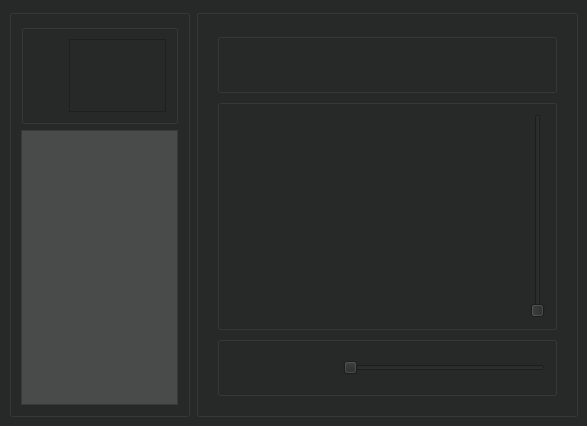
Above: mainwindow.ui from 454270186/XJCO2811_UserInterface before the change. Below: the same form after it.
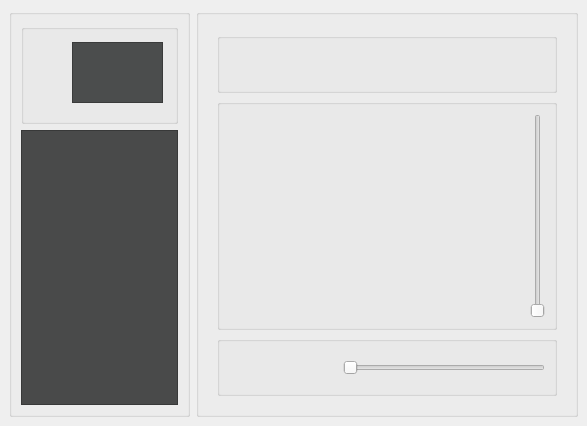
That is the form after the change.

What changed in the file:
```diff
--- a/mainwindow.ui
+++ b/mainwindow.ui
@@ -20,7 +20,7 @@
    <string>MainWindow</string>
   </property>
   <property name="styleSheet">
-   <string notr="true">background-color: rgb(39, 40, 40);</string>
+   <string notr="true"/>
   </property>
   <property name="iconSize">
    <size>
@@ -80,7 +80,25 @@
          <property name="title">
           <string/>
          </property>
-         <layout class="QHBoxLayout" name="horizontalLayout">
+         <property name="flat">
+          <bool>false</bool>
+         </property>
+         <property name="checkable">
+          <bool>false</bool>
+         </property>
+         <layout class="QHBoxLayout" name="horizontalLayout" stretch="0,0">
+          <property name="leftMargin">
+           <number>12</number>
+          </property>
+          <property name="topMargin">
+           <number>12</number>
+          </property>
+          <property name="rightMargin">
+           <number>12</number>
+          </property>
+          <property name="bottomMargin">
+           <number>18</number>
+          </property>
           <item>
            <widget class="QPushButton" name="addListBtn">
             <property name="minimumSize">
@@ -115,10 +133,17 @@
           <item>
            <widget class="QScrollArea" name="lists">
             <property name="statusTip">
-             <string>  </string>
+             <string/>
+            </property>
+            <property name="autoFillBackground">
+             <bool>true</bool>
             </property>
             <property name="styleSheet">
-             <string notr="true"/>
+             <string notr="true">    background-color: rgb(75,77,77);
+  </string>
+            </property>
+            <property name="lineWidth">
+             <number>0</number>
             </property>
             <property name="widgetResizable">
              <bool>true</bool>
@@ -129,11 +154,30 @@
                <x>0</x>
                <y>0</y>
                <width>69</width>
-               <height>67</height>
+               <height>61</height>
               </rect>
              </property>
+             <property name="cursor">
+              <cursorShape>ArrowCursor</cursorShape>
+             </property>
+             <property name="focusPolicy">
+              <enum>Qt::NoFocus</enum>
+             </property>
+             <property name="contextMenuPolicy">
+              <enum>Qt::NoContextMenu</enum>
+             </property>
+             <property name="acceptDrops">
+              <bool>false</bool>
+             </property>
+             <property name="toolTipDuration">
+              <number>-1</number>
+             </property>
+             <property name="autoFillBackground">
+              <bool>false</bool>
+             </property>
              <property name="styleSheet">
-              <string notr="true"/>
+              <string notr="true">    background-color: transparent;
+</string>
              </property>
             </widget>
            </widget>
```
